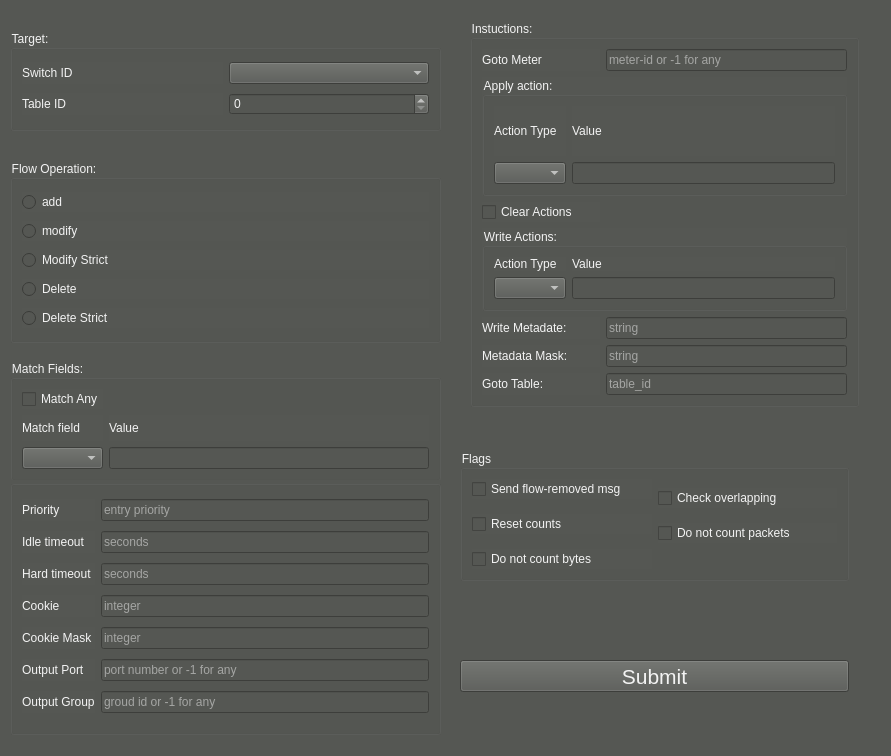
First picture: the form in GUI/flow_control.ui, repository Gaopeng-Bai/QT_flowmanager, before the edit.
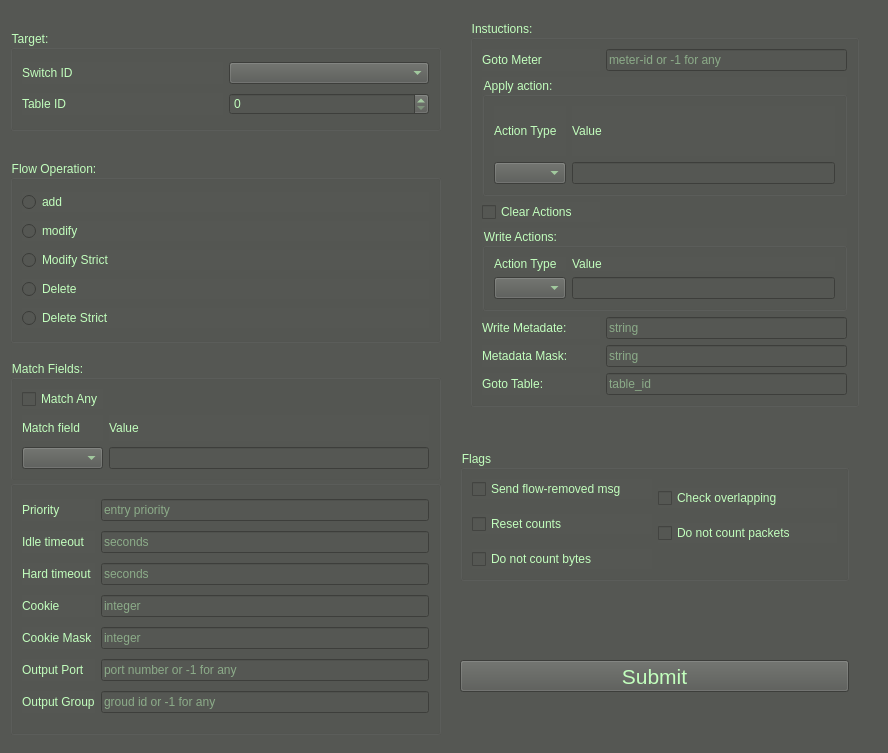
Second picture: the form after the edit.

What changed in the file:
```diff
--- a/GUI/flow_control.ui
+++ b/GUI/flow_control.ui
@@ -6,8 +6,8 @@
    <rect>
     <x>0</x>
     <y>0</y>
-    <width>891</width>
-    <height>756</height>
+    <width>888</width>
+    <height>753</height>
    </rect>
   </property>
   <property name="windowTitle">
@@ -15,7 +15,7 @@
   </property>
   <property name="styleSheet">
    <string notr="true">background-color: rgb(85, 87, 83);
-color: rgb(243, 243, 243);</string>
+color: rgb(194, 255, 189);</string>
   </property>
   <widget class="QGroupBox" name="groupBox">
    <property name="geometry">
```
